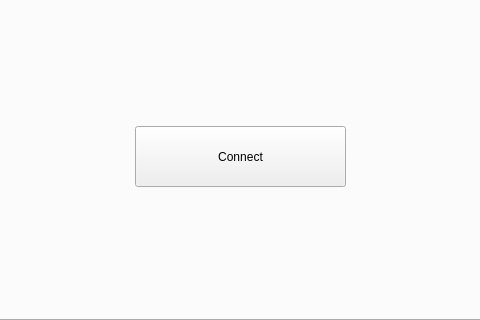
CanOSpam/CommAudio, file client.ui: the form before one commit; both pictures show x 107 to 587 and y 180 to 500 of the 710 by 500 pixel window.
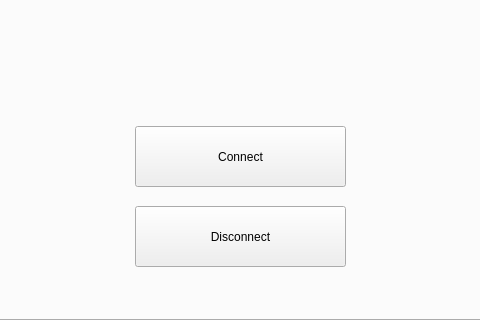
The form after the commit.

```diff
--- a/client.ui
+++ b/client.ui
@@ -80,6 +80,19 @@
       <string>Connect</string>
      </property>
     </widget>
+    <widget class="QPushButton" name="disconnectButton">
+     <property name="geometry">
+      <rect>
+       <x>240</x>
+       <y>360</y>
+       <width>211</width>
+       <height>61</height>
+      </rect>
+     </property>
+     <property name="text">
+      <string>Disconnect</string>
+     </property>
+    </widget>
    </widget>
   </widget>
  </widget>
```
